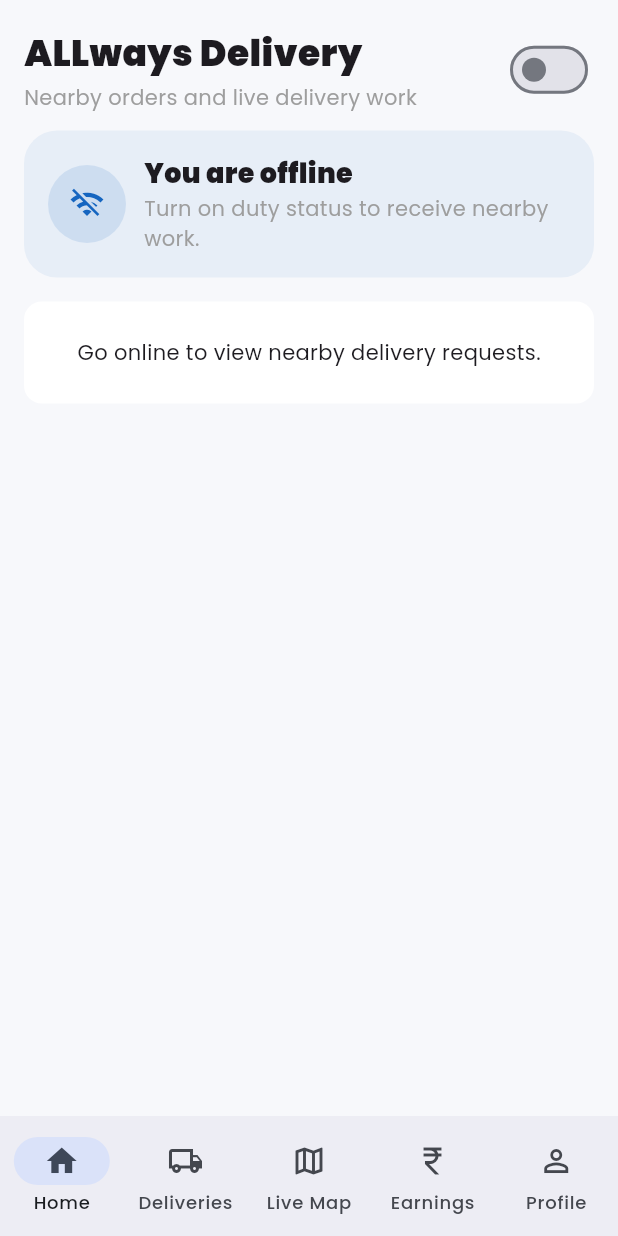
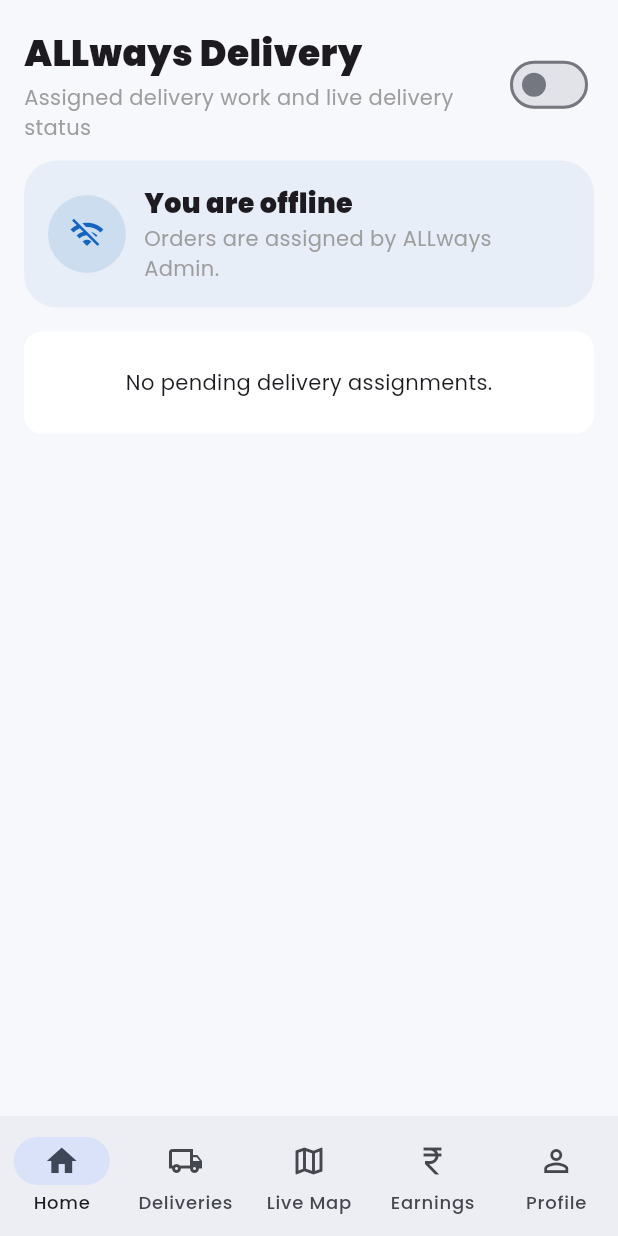
Before and after one commit to mauryasujeet698-svg/ALLways-Delivery-Partner, a Flutter app: the screen it shows once a user with an empty profile is signed in, on a phone screen of 412 x 824 dp. Run offline on Flutter 3.47's test engine with Material 3 defaults, Android fonts, the phone set to English and light mode, and no system bars; our stand-ins replace cloud_firestore, firebase_auth, firebase_core, firebase_messaging, flutter_map, geolocator and 5 more; accounts and stored records are empty.

Commit message:
Switch Delivery Partner to Admin-assigned order flow

```diff
--- a/lib/main.dart
+++ b/lib/main.dart
@@ -429,25 +429,94 @@
     if(mounted)setState(()=>online=value);
   }
   Future<void> _accept(QueryDocumentSnapshot<Map<String,dynamic>> doc) async {
-    try{
-      await FirebaseFirestore.instance.runTransaction((tx)async{
-        final latest=await tx.get(doc.reference);final x=latest.data()??{};
-        if((x['carrierUid']??x['deliveryPartnerUid']??'').toString().isNotEmpty)throw Exception('This order is already assigned.');
-        final status=(x['status']??'').toString().toLowerCase();
-        if(status=='delivered'||status=='cancelled')throw Exception('This order is no longer available.');
-        final profile=await tx.get(FirebaseFirestore.instance.collection('deliveryPartners').doc(widget.user.uid));
-        final p=profile.data()??{};
-        tx.update(doc.reference,{'carrierUid':widget.user.uid,'deliveryPartnerUid':widget.user.uid,'carrierName':p['name']??p['displayName']??'ALLways Delivery Partner','carrierPhone':p['phone']??p['mobileNumber']??widget.user.phoneNumber??'','status':'Assigned','carrierAccepted':true,'assignedAt':FieldValue.serverTimestamp(),'updatedAt':FieldValue.serverTimestamp()});
+    try {
+      await FirebaseFirestore.instance.runTransaction((tx) async {
+        final latest = await tx.get(doc.reference);
+        final x = latest.data() ?? {};
+        final assigned = (x['carrierUid'] ?? '').toString();
+        if (assigned != widget.user.uid) throw Exception('This delivery is not assigned to you.');
+        if ((x['status'] ?? '').toString().toLowerCase() != 'pending_acceptance') {
+          throw Exception('This delivery is no longer awaiting acceptance.');
+        }
+        final profile = await tx.get(
+          FirebaseFirestore.instance.collection('deliveryPartners').doc(widget.user.uid),
+        );
+        final p = profile.data() ?? {};
+        tx.update(doc.reference, {
+          'carrierUid': widget.user.uid,
+          'assignedPartnerId': widget.user.uid,
+          'carrierName': p['name'] ?? p['displayName'] ?? 'ALLways Delivery Partner',
+          'carrierPhone': p['phone'] ?? p['mobileNumber'] ?? widget.user.phoneNumber ?? '',
+          'carrierAccepted': true,
+          'assignmentRejected': false,
+          'status': 'Assigned',
+          'statusNote': 'Accepted by delivery partner',
+          'acceptedAt': FieldValue.serverTimestamp(),
+          'updatedAt': FieldValue.serverTimestamp(),
         });
-      if(mounted){setState(()=>selectedId=doc.id);ScaffoldMessenger.of(context).showSnackBar(const SnackBar(content:Text('Order accepted.')));}
-    }catch(e){if(mounted)ScaffoldMessenger.of(context).showSnackBar(SnackBar(content:Text(e.toString().replaceFirst('Exception: ',''))));}
+        tx.set(
+          profile.reference,
+          {
+            'pendingOrderId': null,
+            'currentOrderId': doc.id,
+            'availableForDeliveries': false,
+            'dutyStatus': 'on_delivery',
+            'updatedAt': FieldValue.serverTimestamp(),
+          },
+          SetOptions(merge: true),
+        );
+      });
+      if (mounted) {
+        setState(() => selectedId = doc.id);
+        ScaffoldMessenger.of(context).showSnackBar(
+          const SnackBar(content: Text('Order accepted.')),
+        );
       }
+    } catch (e) {
+      if (mounted) {
+        ScaffoldMessenger.of(context).showSnackBar(
+          SnackBar(content: Text(e.toString().replaceFirst('Exception: ', ''))),
+        );
+      }
+    }
+  }
+
+  Future<void> _reject(QueryDocumentSnapshot<Map<String,dynamic>> doc) async {
+    try {
+      final x = doc.data();
+      if ((x['carrierUid'] ?? '').toString() != widget.user.uid) {
+        throw Exception('This delivery is not assigned to you.');
+      }
+      await doc.reference.update({
+        'carrierUid': null,
+        'assignedPartnerId': null,
+        'carrierAccepted': false,
+        'assignmentRejected': true,
+        'status': 'unassigned',
+        'statusNote': 'Rejected by delivery partner',
+        'rejectedAt': FieldValue.serverTimestamp(),
+        'updatedAt': FieldValue.serverTimestamp(),
+      });
+      if (mounted) {
+        ScaffoldMessenger.of(context).showSnackBar(
+          const SnackBar(content: Text('Delivery offer rejected. Admin can reassign it.')),
+        );
+      }
+    } catch (e) {
+      if (mounted) {
+        ScaffoldMessenger.of(context).showSnackBar(
+          SnackBar(content: Text('Could not reject: '+e.toString().replaceFirst('Exception: ', ''))),
+        );
+      }
+    }
+  }
+
   Future<void> _status(DocumentReference ref,String value) async {try{await ref.update({'status':value,'updatedAt':FieldValue.serverTimestamp(),'statusNote':'Updated by ALLways Delivery Partner'});}catch(e){if(mounted)ScaffoldMessenger.of(context).showSnackBar(SnackBar(content:Text('Update failed: '+e.toString())));}}
   Future<void> _call(String phone)async{final p=phone.replaceAll(RegExp(r'[^0-9+]'),'');if(p.isNotEmpty)await launchUrl(Uri(scheme:'tel',path:p),mode:LaunchMode.externalApplication);}
   Future<void> _sos()async{await FirebaseFirestore.instance.collection('sosAlerts').add({'uid':widget.user.uid,'role':'delivery_partner','createdAt':FieldValue.serverTimestamp(),'status':'open'});if(mounted)ScaffoldMessenger.of(context).showSnackBar(const SnackBar(content:Text('SOS alert sent to ALLways operations.')));}
   @override Widget build(BuildContext context){
     final pages=[
-      DeliveryHome(online:online,position:position,onOnline:_setOnline,onAccept:_accept,onSelect:(id)=>setState(()=>selectedId=id)),
+      DeliveryHome(userUid:widget.user.uid,online:online,position:position,onOnline:_setOnline,onAccept:_accept,onReject:_reject,onSelect:(id)=>setState(()=>selectedId=id)),
       DeliveryOrders(user:widget.user,onStatus:_status,onSelect:(id)=>setState(()=>selectedId=id),onCall:_call),
       DeliveryMap(user:widget.user,selectedId:selectedId,position:position),
       Earnings(user:widget.user),
@@ -467,38 +536,84 @@
 }
 
 class DeliveryHome extends StatelessWidget{
-  final bool online;final Position? position;final Future<void> Function(bool) onOnline;final Future<void> Function(QueryDocumentSnapshot<Map<String,dynamic>>) onAccept;final void Function(String) onSelect;
-  const DeliveryHome({super.key,required this.online,required this.position,required this.onOnline,required this.onAccept,required this.onSelect});
-  double n(dynamic v)=>v is num?v.toDouble():double.tryParse((v??'').toString())??0;
-  @override Widget build(BuildContext c)=>ListView(padding:const EdgeInsets.fromLTRB(16,18,16,28),children:[
-    Row(children:[const Expanded(child:Column(crossAxisAlignment:CrossAxisAlignment.start,children:[Text('ALLways Delivery',style:TextStyle(fontSize:24,fontWeight:FontWeight.w900)),SizedBox(height:3),Text('Nearby orders and live delivery work',style:TextStyle(color:Colors.grey))])),Switch(value:online,onChanged:onOnline)]),
+  final bool online;
+  final Position? position;
+  final String userUid;
+  final Future<void> Function(bool) onOnline;
+  final Future<void> Function(QueryDocumentSnapshot<Map<String,dynamic>>) onAccept;
+  final Future<void> Function(QueryDocumentSnapshot<Map<String,dynamic>>) onReject;
+  final void Function(String) onSelect;
+
+  const DeliveryHome({
+    super.key,
+    required this.online,
+    required this.position,
+    required this.userUid,
+    required this.onOnline,
+    required this.onAccept,
+    required this.onReject,
+    required this.onSelect,
+  });
+
+  @override
+  Widget build(BuildContext c)=>ListView(
+    padding:const EdgeInsets.fromLTRB(16,18,16,28),
+    children:[
+      Row(children:[
+        const Expanded(child:Column(crossAxisAlignment:CrossAxisAlignment.start,children:[
+          Text('ALLways Delivery',style:TextStyle(fontSize:24,fontWeight:FontWeight.w900)),
+          SizedBox(height:3),
+          Text('Assigned delivery work and live delivery status',style:TextStyle(color:Colors.grey)),
+        ])),
+        Switch(value:online,onChanged:onOnline),
+      ]),
       const SizedBox(height:12),
-    Card(color:blue.withOpacity(.07),shape:RoundedRectangleBorder(borderRadius:BorderRadius.circular(22)),child:Padding(padding:const EdgeInsets.all(16),child:Row(children:[CircleAvatar(radius:26,backgroundColor:blue.withOpacity(.12),child:Icon(online?Icons.wifi_tethering:Icons.wifi_off,color:blue)),const SizedBox(width:12),Expanded(child:Column(crossAxisAlignment:CrossAxisAlignment.start,children:[Text(online?'You are online':'You are offline',style:const TextStyle(fontSize:18,fontWeight:FontWeight.w900)),Text(online?'New delivery work can be assigned.':'Turn on duty status to receive nearby work.',style:const TextStyle(color:Colors.grey))]))]))),
+      Card(
+        color:blue.withOpacity(.07),
+        shape:RoundedRectangleBorder(borderRadius:BorderRadius.circular(22)),
+        child:Padding(
+          padding:const EdgeInsets.all(16),
+          child:Row(children:[
+            CircleAvatar(radius:26,backgroundColor:blue.withOpacity(.12),child:Icon(online?Icons.wifi_tethering:Icons.wifi_off,color:blue)),
+            const SizedBox(width:12),
+            Expanded(child:Column(crossAxisAlignment:CrossAxisAlignment.start,children:[
+              Text(online?'You are online':'You are offline',style:const TextStyle(fontSize:18,fontWeight:FontWeight.w900)),
+              const Text('Orders are assigned by ALLways Admin.',style:TextStyle(color:Colors.grey)),
+            ])),
+          ]),
+        ),
+      ),
       const SizedBox(height:16),
       StreamBuilder<QuerySnapshot<Map<String,dynamic>>>(
-      stream:FirebaseFirestore.instance.collection('orders').snapshots(),
+        stream:FirebaseFirestore.instance.collection('orders').where('carrierUid',isEqualTo:userUid).snapshots(),
         builder:(context,s){
+          if(s.hasError)return Card(child:Padding(padding:const EdgeInsets.all(20),child:Text('Could not load assigned offers: '+s.error.toString())));
           if(!s.hasData)return const Card(child:Padding(padding:EdgeInsets.all(24),child:Center(child:CircularProgressIndicator())));
-        if(!online||position==null)return Card(child:Padding(padding:const EdgeInsets.all(24),child:Center(child:Text(online?'Waiting for live location...':'Go online to view nearby delivery requests.'))));
-        final list=<QueryDocumentSnapshot<Map<String,dynamic>>>[];
-        for(final d in s.data!.docs){
-          final x=d.data();final assigned=(x['carrierUid']??x['deliveryPartnerUid']??'').toString();final status=(x['status']??'').toString().toLowerCase();
-          final lat=n(x['customerLatitude']??x['pickupLatitude']??x['pickupLat']);final lng=n(x['customerLongitude']??x['pickupLongitude']??x['pickupLng']);
-          if(assigned.isNotEmpty||status=='delivered'||status=='cancelled'||lat==0||lng==0)continue;
-          if(Geolocator.distanceBetween(position!.latitude,position!.longitude,lat,lng)<=7000)list.add(d);
-        }
-        if(list.isEmpty)return const Card(child:Padding(padding:EdgeInsets.all(24),child:Center(child:Text('No nearby delivery requests within 7 km.'))));
-        return Column(children:list.map((d){
-          final x=d.data();final km=Geolocator.distanceBetween(position!.latitude,position!.longitude,n(x['customerLatitude']??x['pickupLatitude']??x['pickupLat']),n(x['customerLongitude']??x['pickupLongitude']??x['pickupLng']))/1000;
+          final offers=s.data!.docs.where((d)=>(d.data()['status']??'').toString().toLowerCase()=='pending_acceptance').toList();
+          if(offers.isEmpty)return const Card(child:Padding(padding:EdgeInsets.all(24),child:Center(child:Text('No pending delivery assignments.'))));
+          return Column(children:offers.map((d){
+            final x=d.data();
             return Card(margin:const EdgeInsets.only(bottom:10),child:Padding(padding:const EdgeInsets.all(14),child:Column(crossAxisAlignment:CrossAxisAlignment.start,children:[
-            Row(children:[const CircleAvatar(backgroundColor:Color(0x1A1565C0),child:Icon(Icons.inventory_2_outlined,color:blue)),const SizedBox(width:10),Expanded(child:Text('#'+(x['id']??d.id).toString(),style:const TextStyle(fontWeight:FontWeight.w900))),Text(km.toStringAsFixed(1)+' km',style:const TextStyle(color:blue,fontWeight:FontWeight.w800))]),
-            const SizedBox(height:8),Text((x['name']??x['customerName']??'Customer').toString(),style:const TextStyle(fontWeight:FontWeight.w700)),Text((x['address']??'Pickup address unavailable').toString(),maxLines:2,overflow:TextOverflow.ellipsis),const SizedBox(height:8),Text('₹'+n(x['total']).toStringAsFixed(0),style:const TextStyle(fontSize:18,fontWeight:FontWeight.w900)),
-            const SizedBox(height:10),Row(children:[Expanded(child:OutlinedButton(onPressed:()=>onSelect(d.id),child:const Text('View map'))),const SizedBox(width:8),Expanded(child:FilledButton(onPressed:()=>onAccept(d),style:FilledButton.styleFrom(backgroundColor:blue),child:const Text('Accept')))]),
+              Text('#'+(x['id']??d.id).toString(),style:const TextStyle(fontWeight:FontWeight.w900)),
+              const SizedBox(height:7),
+              Text((x['name']??x['customerName']??'Customer').toString(),style:const TextStyle(fontWeight:FontWeight.w700)),
+              Text((x['address']??'Address unavailable').toString(),maxLines:2,overflow:TextOverflow.ellipsis),
+              const SizedBox(height:8),
+              Text('₹'+(x['total']??0).toString(),style:const TextStyle(fontSize:18,fontWeight:FontWeight.w900)),
+              const SizedBox(height:10),
+              Row(children:[
+                Expanded(child:OutlinedButton(onPressed:()=>onReject(d),child:const Text('Reject'))),
+                const SizedBox(width:8),
+                Expanded(child:OutlinedButton(onPressed:()=>onSelect(d.id),child:const Text('View map'))),
+                const SizedBox(width:8),
+                Expanded(child:FilledButton(onPressed:()=>onAccept(d),style:FilledButton.styleFrom(backgroundColor:blue),child:const Text('Accept'))),
+              ]),
             ])));
           }).toList());
         },
       ),
-  ]);
+    ],
+  );
 }
 
 class DeliveryOrders extends StatelessWidget{
```
Lines whose indentation alone changed are shown as unchanged.
